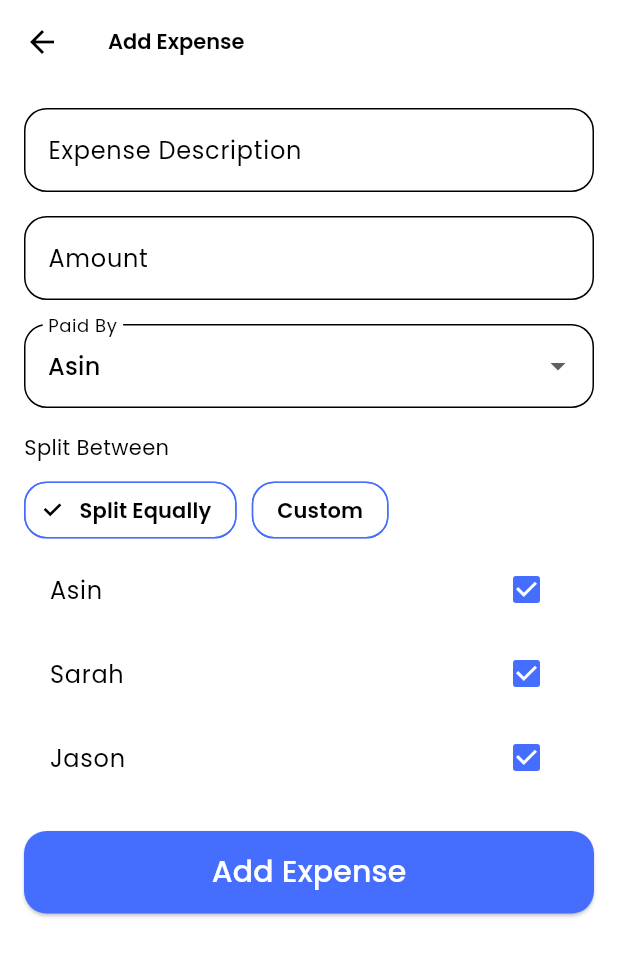
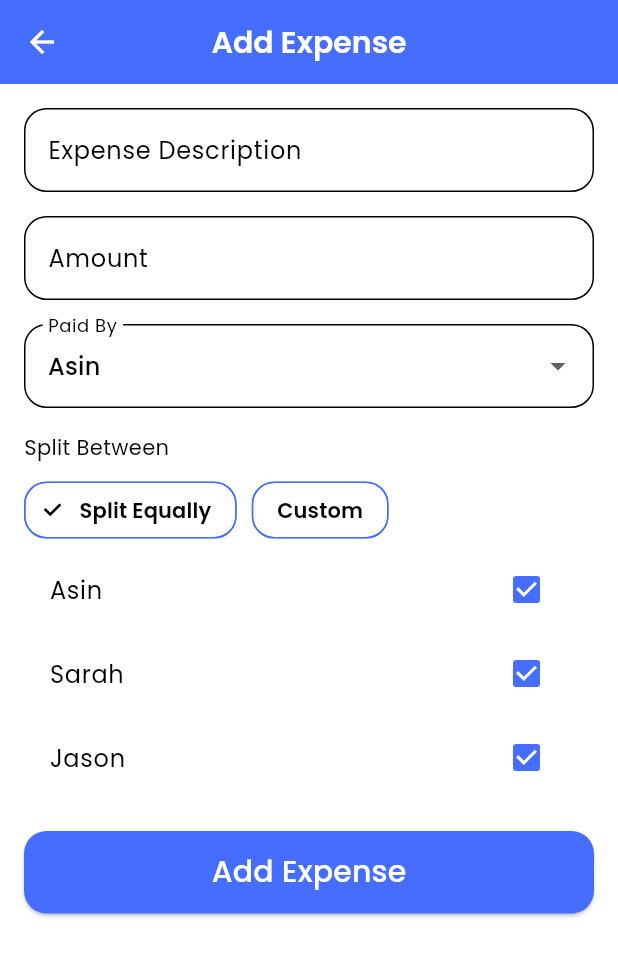
Before and after one commit to AsinOmal/CGP-Adopt-A-Wallet, a Flutter app: the AddExpenseScreen screen opened directly, on a phone screen of 412 x 824 dp. Shown: the top 956 px of the screen. Run offline on Flutter 3.47's test engine with Material 3 defaults, Android fonts, the phone set to English and light mode, and no system bars; drawn by our look-alikes of overlay_support; our stand-ins replace awesome_snackbar_content, bloc, calendar_view, cloud_firestore, dotted_border, equatable and 27 more; missing offline and left inert: encrypt, feedback, google_mlkit_text_recognition, is_first_run, mailer, mobile_scanner and 5 more; accounts and stored records are empty.

Commit message:
Chuttak UI haduwa

```diff
--- a/lib/screens/shared-expenses/add_expense_screen.dart
+++ b/lib/screens/shared-expenses/add_expense_screen.dart
@@ -40,7 +40,24 @@ class _AddExpenseScreenState extends State<AddExpenseScreen> {
   @override
   Widget build(BuildContext context) {
     return Scaffold(
-      appBar: AppBar(title: const Text('Add Expense')),
+      appBar: AppBar(
+        leading: IconButton(
+          icon: const Icon(
+            Icons.arrow_back,
+            color: Colors.white,
+          ),
+          onPressed: () {
+            Navigator.of(context).pop();
+          },
+        ),
+        title: const Text(
+          'Add Expense',
+          style: TextStyle(
+              fontSize: 20, fontWeight: FontWeight.bold, color: Colors.white),
+        ),
+        centerTitle: true,
+        backgroundColor: const Color(0xFF456EFE),
+      ),
       body: SingleChildScrollView(
         child: Padding(
           padding: const EdgeInsets.all(16),
```
